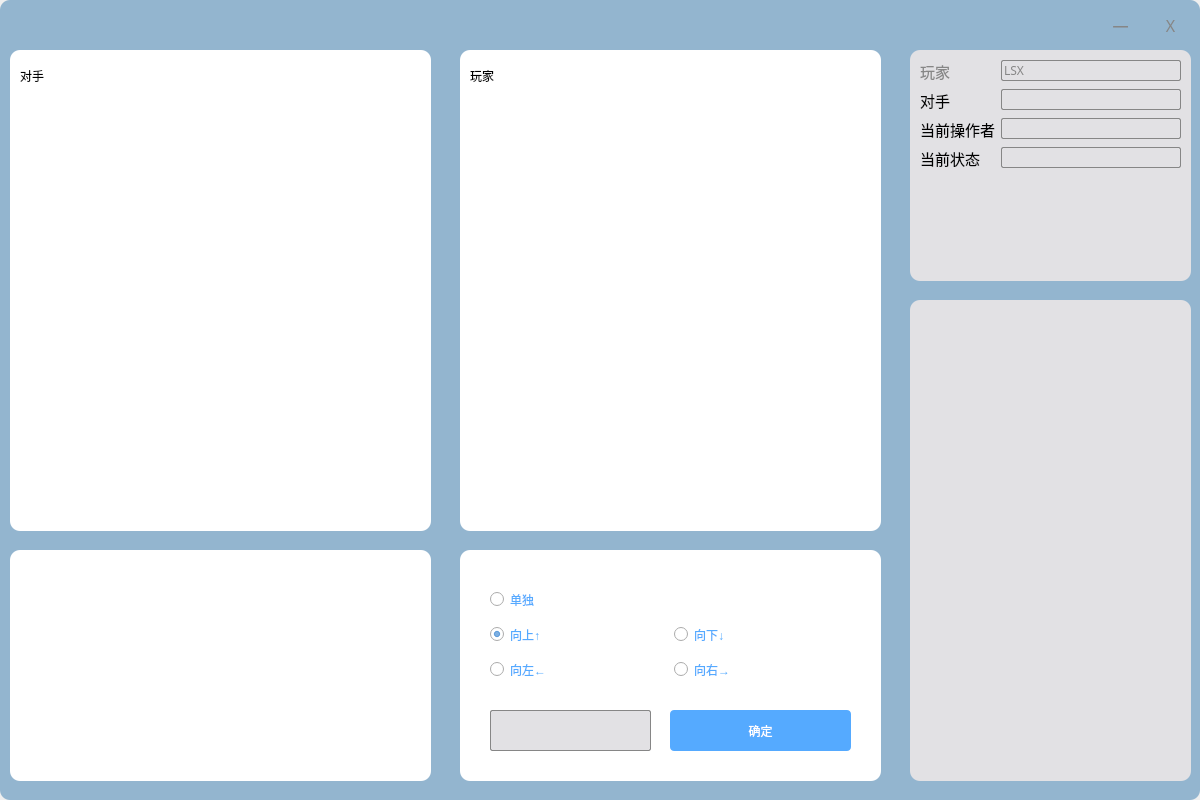
First picture: the form in gamegui.ui, repository sj-team/ShootPlane, before the edit.
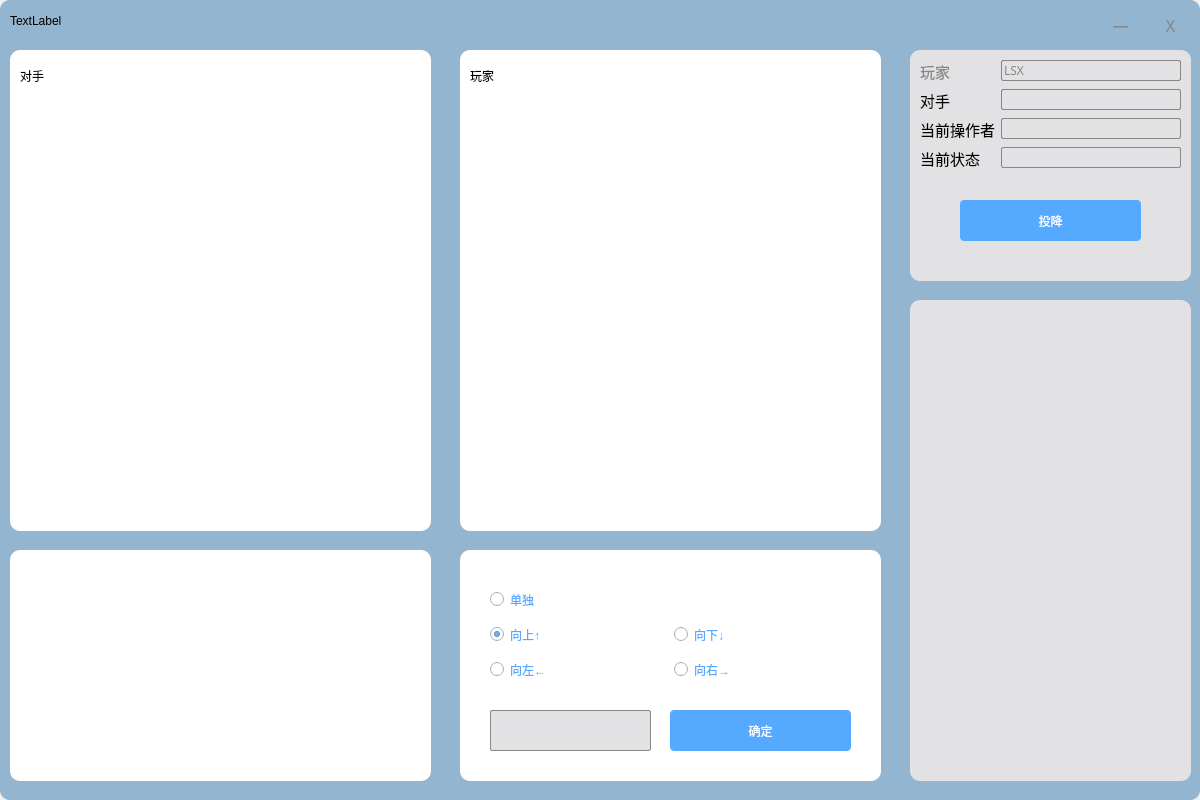
Second picture: the form after the edit. Custom widgets are drawn as their Qt base class.

```diff
--- a/gamegui.ui
+++ b/gamegui.ui
@@ -131,7 +131,7 @@
        <x>10</x>
        <y>10</y>
        <width>261</width>
-       <height>201</height>
+       <height>121</height>
       </rect>
      </property>
      <layout class="QFormLayout" name="formLayout">
@@ -328,6 +328,27 @@
       </item>
      </layout>
     </widget>
+    <widget class="QPushButton" name="pushButton_sur">
+     <property name="geometry">
+      <rect>
+       <x>50</x>
+       <y>150</y>
+       <width>181</width>
+       <height>41</height>
+      </rect>
+     </property>
+     <property name="styleSheet">
+      <string notr="true">QPushButton{
+font: 25 12pt &quot;微软雅黑 Light&quot;;
+  background-color:rgb(85, 170, 255);
+color:white;
+border-radius: 4px;
+}</string>
+     </property>
+     <property name="text">
+      <string>投降</string>
+     </property>
+    </widget>
    </widget>
    <widget class="QGroupBox" name="groupBox_3">
     <property name="geometry">
@@ -626,6 +647,24 @@
      </property>
     </widget>
    </widget>
+   <widget class="QLabel" name="label_title">
+    <property name="geometry">
+     <rect>
+      <x>10</x>
+      <y>0</y>
+      <width>261</width>
+      <height>41</height>
+     </rect>
+    </property>
+    <property name="styleSheet">
+     <string notr="true">
+font: 25 16pt &quot;微软雅黑 Light&quot;;
+color: rgb(0, 0, 0)</string>
+    </property>
+    <property name="text">
+     <string>TextLabel</string>
+    </property>
+   </widget>
   </widget>
  </widget>
  <customwidgets>
```
